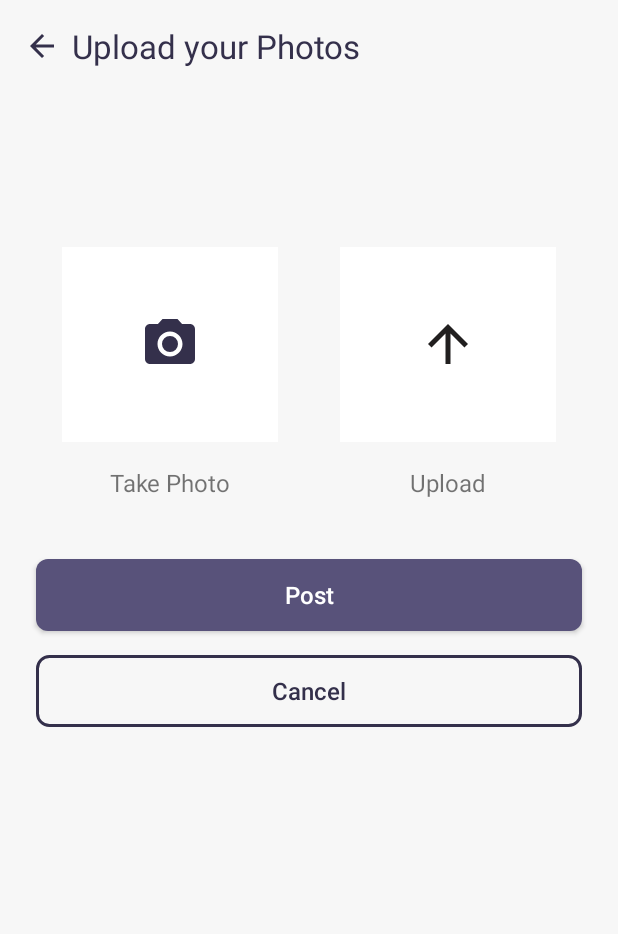
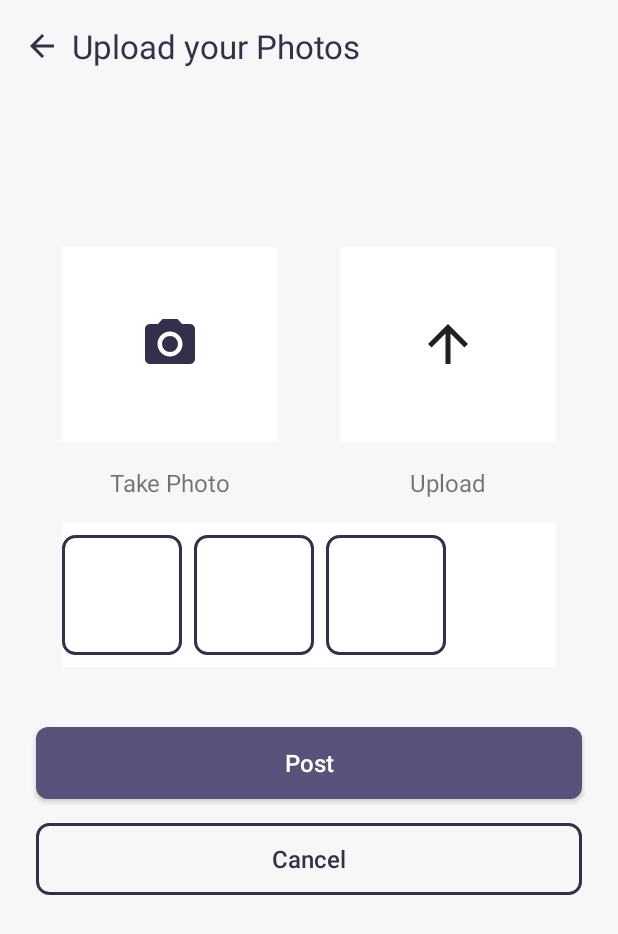
Before and after one commit to fahad4087505/quizproject, an Android app: the UploadPhotosFragment screen opened through its navigation route, on a phone screen of 412 x 824 dp. Shown: the top 934 px of the screen. Run offline under Robolectric (Android 15) with nearby library versions, the phone set to English and light mode, and no system bars; our stand-ins replace Dagger/Hilt's generated code, Firebase (no records; nobody signed in at launch, a user with empty details on screens opened directly), navigation-ui.

Commit message:
Photos View Added

```diff
--- a/app/src/main/res/layout/fragment_upload_photos.xml
+++ b/app/src/main/res/layout/fragment_upload_photos.xml
@@ -121,6 +121,45 @@
         app:layout_constraintEnd_toEndOf="@id/lytUploadPhoto"
         app:layout_constraintTop_toBottomOf="@id/lytUploadPhoto" />
 
+    <LinearLayout
+        android:id="@+id/lytPhotos"
+        android:layout_width="0dp"
+        android:layout_height="96dp"
+        android:orientation="horizontal"
+        android:background="@color/white"
+        android:layout_marginTop="16dp"
+        app:layout_constraintStart_toStartOf="@id/lytTakePhoto"
+        app:layout_constraintEnd_toEndOf="@id/lytUploadPhoto"
+        app:layout_constraintTop_toBottomOf="@id/tvUploadPhoto">
+
+        <ImageView
+            android:id="@+id/ivPhoto1"
+            android:layout_width="80dp"
+            android:layout_height="80dp"
+            android:layout_marginTop="8dp"
+            android:scaleType="centerCrop"
+            android:background="@drawable/ic_purple_border" />
+
+        <ImageView
+            android:id="@+id/ivPhoto2"
+            android:layout_width="80dp"
+            android:layout_height="80dp"
+            android:layout_marginTop="8dp"
+            android:layout_marginStart="8dp"
+            android:scaleType="centerCrop"
+            android:background="@drawable/ic_purple_border" />
+
+        <ImageView
+            android:id="@+id/ivPhoto3"
+            android:layout_width="80dp"
+            android:layout_height="80dp"
+            android:layout_marginTop="8dp"
+            android:layout_marginStart="8dp"
+            android:scaleType="centerCrop"
+            android:background="@drawable/ic_purple_border" />
+
+    </LinearLayout>
+
     <androidx.appcompat.widget.AppCompatButton
         android:id="@+id/btnPost"
         android:layout_width="match_parent"
@@ -133,7 +172,7 @@
         android:layout_marginTop="40dp"
         android:layout_marginStart="24dp"
         android:layout_marginEnd="24dp"
-        app:layout_constraintTop_toBottomOf="@id/tvUploadPhoto" />
+        app:layout_constraintTop_toBottomOf="@id/lytPhotos" />
 
     <androidx.appcompat.widget.AppCompatButton
         android:id="@+id/btnCancel"
```
Also changed, not shown: app/src/main/java/com/example/a2by3_android/ui/uploadphotos/UploadPhotosFragment.kt (+54 -0 lines).
